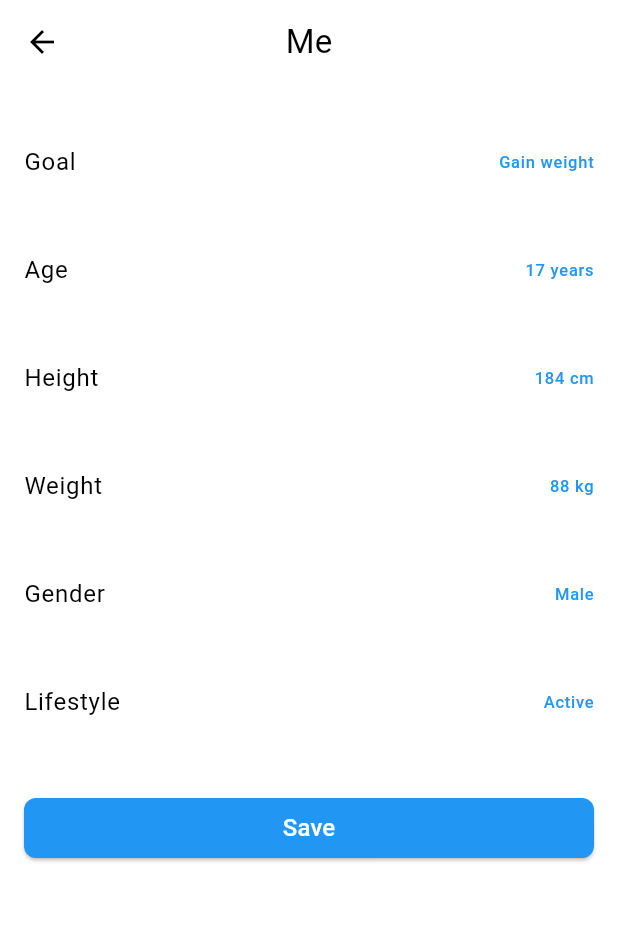
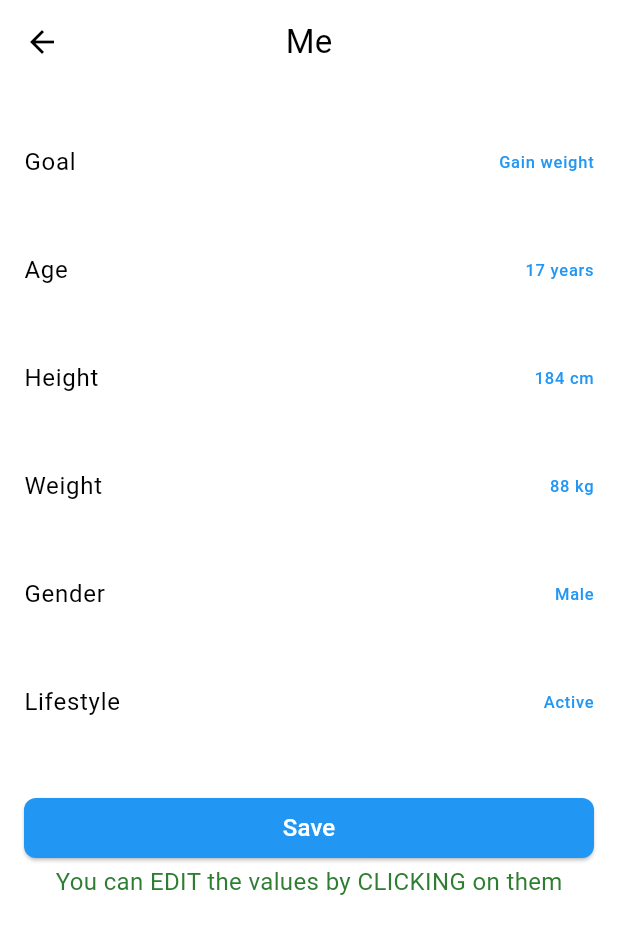
Before and after one commit to ZiyadALharbi/Diet-Tracker, a Flutter app: the MePage screen opened directly, on a phone screen of 412 x 824 dp. Shown: the top 934 px of the screen. Run offline on Flutter 3.47's test engine with Material 3 defaults, Android fonts, the phone set to English and light mode, and no system bars; our stand-ins replace fl_chart, get_storage, pin_code_fields; accounts and stored records are empty.

Commit message:
addded text in the me page

```diff
--- a/lib/features/Profile/presentation/pages/me_page.dart
+++ b/lib/features/Profile/presentation/pages/me_page.dart
@@ -52,6 +52,9 @@ class _MePageState extends State<MePage> {
               style: TextStyle(color: Colors.white, fontSize: 16),
             ),
           ),
+          Center(
+              child: Text("You can EDIT the values by CLICKING on them",
+                  style: TextStyle(color: Colors.green[800], fontSize: 16))),
         ],
       ),
     );
@@ -88,7 +91,8 @@ class _MePageState extends State<MePage> {
                     updateDailyNutrients = value ?? true;
                   });
                   Navigator.of(context).pop(); // Close the dialog temporarily
-                  showSaveDialog(context); // Reopen the dialog with updated state
+                  showSaveDialog(
+                      context); // Reopen the dialog with updated state
                 },
               ),
               const Expanded(
```
